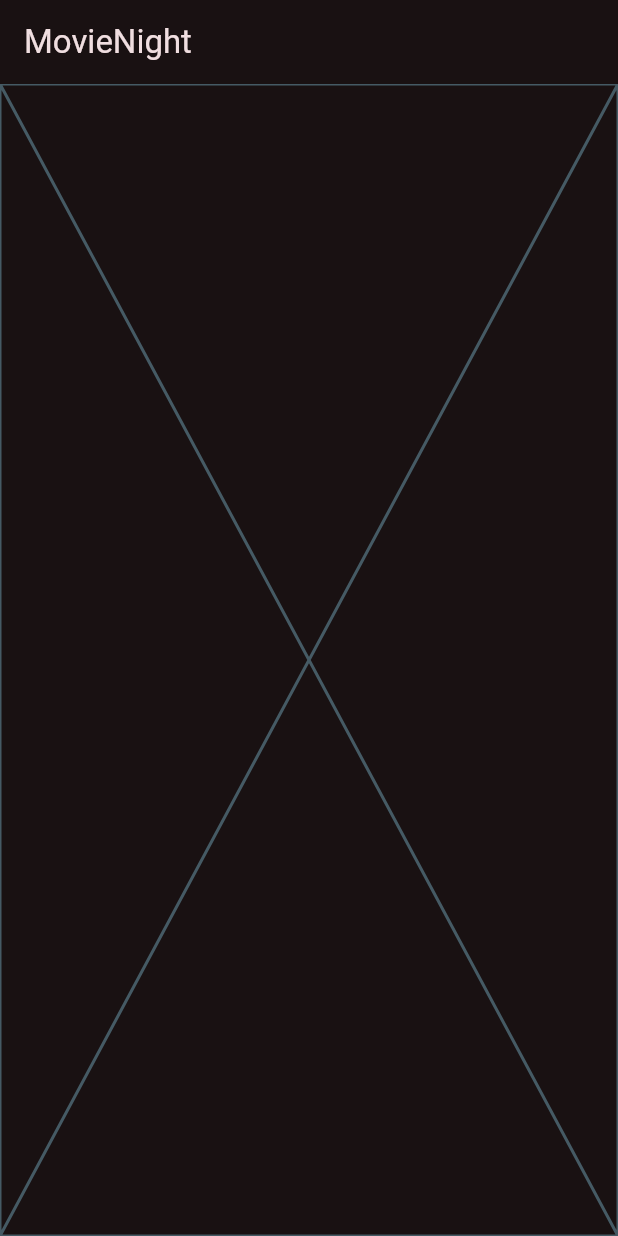
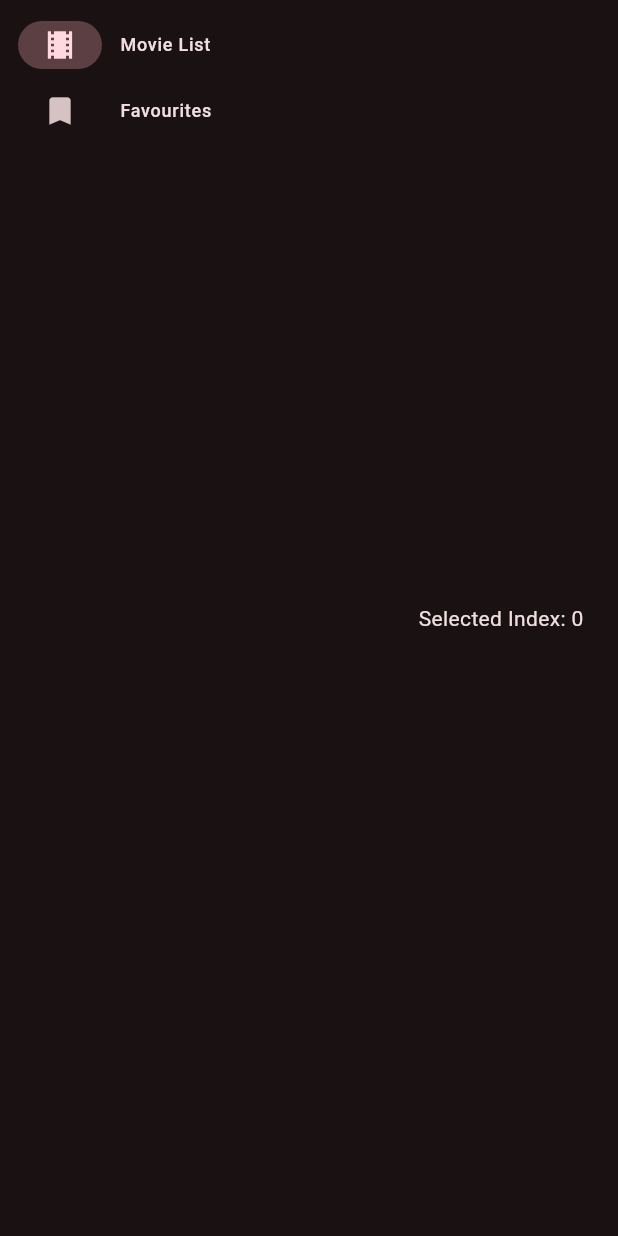
Before and after one commit to ArachnaDude/shape_movienight, a Flutter app: the screen it shows after launch, on a phone screen of 412 x 824 dp. Run offline on Flutter 3.47's test engine with Material 3 defaults, Android fonts, the light colour scheme and no system bars; our stand-ins replace flutter_dotenv.

Commit message:
add navrail and destinations

```diff
--- a/lib/main.dart
+++ b/lib/main.dart
@@ -28,18 +28,51 @@
   }
 }
 
-class MovieList extends StatelessWidget {
+class MovieList extends StatefulWidget {
   const MovieList({super.key, required this.title});
 
   final String title;
 
   @override
+  State<MovieList> createState() => _MovieListState();
+}
+
+class _MovieListState extends State<MovieList> {
+  int selectedIndex = 0;
+
+  @override
   Widget build(BuildContext context) {
     return Scaffold(
-      appBar: AppBar(
-        title: Text(title),
+      body: Row(
+        children: [
+          SafeArea(
+            child: NavigationRail(
+              extended: true,
+              destinations: const [
+                NavigationRailDestination(
+                  icon: Icon(Icons.theaters),
+                  label: Text("Movie List"),
+                ),
+                NavigationRailDestination(
+                  icon: Icon(Icons.bookmark),
+                  label: Text("Favourites"),
+                ),
+              ],
+              selectedIndex: selectedIndex,
+              onDestinationSelected: (int index) {
+                setState(() {
+                  selectedIndex = index;
+                });
+              },
+            ),
+          ),
+          Expanded(
+            child: Center(
+              child: Text('Selected Index: $selectedIndex'),
+            ),
+          ),
+        ],
       ),
-      body: const Placeholder(),
     );
   }
 }
```
